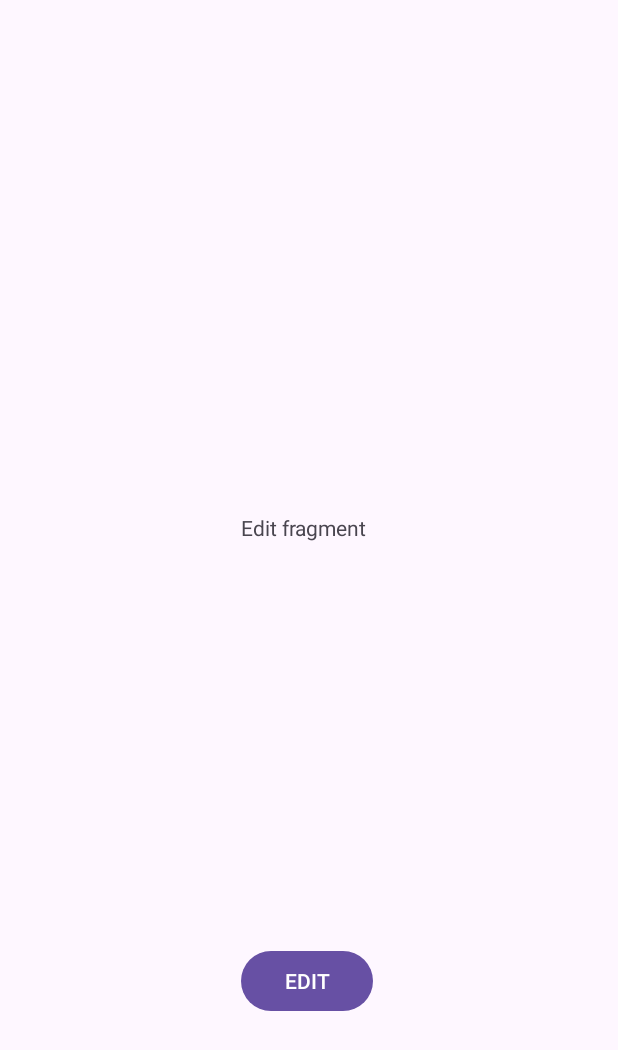
After one commit to cirosilvano/YouToDo, an Android app: the EditFragment screen opened through its navigation route, on a phone screen of 412 x 824 dp. The commit adds this screen. Shown: the top 1050 px of the screen. Run offline under Robolectric (Android 15) with nearby library versions, the phone set to English and light mode, and no system bars.

Commit message:
Creazione di : - ActivityMain.kt(contenitore dei fragment) - AddFragment.kt - EditFragment.kt - MainFragment.kt Impostazione della navigazione fra i Fragments utilizzando la navigazione dichiarativa.
(Le text view poi andranno tolte)

```diff
--- a/app/build.gradle
+++ b/app/build.gradle
@@ -1,6 +1,7 @@
 plugins {
     id 'com.android.application'
     id 'org.jetbrains.kotlin.android'
+    id 'androidx.navigation.safeargs.kotlin'
 }
 
 android {
@@ -40,8 +41,8 @@ dependencies {
     implementation 'androidx.appcompat:appcompat:1.3.0'
     implementation 'com.google.android.material:material:1.5.0-alpha04'
     implementation 'androidx.constraintlayout:constraintlayout:2.0.4'
-    implementation 'androidx.navigation:navigation-fragment-ktx:2.3.5'
-    implementation 'androidx.navigation:navigation-ui-ktx:2.3.5'
+    implementation "androidx.navigation:navigation-fragment-ktx:$nav_version"
+    implementation "androidx.navigation:navigation-ui-ktx:$nav_version"
     testImplementation 'junit:junit:4.13.2'
     androidTestImplementation 'androidx.test.ext:junit:1.1.3'
     androidTestImplementation 'androidx.test.espresso:espresso-core:3.4.0'
--- a/app/src/main/AndroidManifest.xml
+++ b/app/src/main/AndroidManifest.xml
@@ -8,7 +8,7 @@
         android:dataExtractionRules="@xml/data_extraction_rules"
         android:fullBackupContent="@xml/backup_rules"
         android:icon="@mipmap/ic_launcher"
-        android:label="@string/app_name"
+        android:label="@string/title"
         android:roundIcon="@mipmap/ic_launcher_round"
         android:supportsRtl="true"
         android:theme="@style/Theme.YouToDo"
@@ -16,7 +16,7 @@
         <activity
             android:name=".MainActivity"
             android:exported="true"
-            android:label="@string/app_name"
+            android:label="@string/title"
             android:theme="@style/Theme.YouToDo">
             <intent-filter>
                 <action android:name="android.intent.action.MAIN" />
--- /dev/null
+++ b/app/src/main/java/com/icloud/ciro/silvano/youtodo/EditFragment.kt
@@ -0,0 +1,31 @@
+package com.icloud.ciro.silvano.youtodo
+
+import android.os.Bundle
+import androidx.fragment.app.Fragment
+import android.view.LayoutInflater
+import android.view.View
+import android.view.ViewGroup
+import android.widget.Button
+import androidx.navigation.findNavController
+import com.google.android.material.floatingactionbutton.FloatingActionButton
+
+class EditFragment : Fragment() {
+
+    override fun onCreate(savedInstanceState: Bundle?) {
+        super.onCreate(savedInstanceState)
+
+    }
+
+   override fun onCreateView(inflater: LayoutInflater, container: ViewGroup?, savedInstanceState: Bundle?): View? {
+       val view=inflater.inflate(R.layout.fragment_edit, container, false)
+       val btnEdit=view.findViewById<Button>(R.id.btn_edit)
+
+       btnEdit.setOnClickListener {
+           val action=EditFragmentDirections.actionEditFragmentToMainFragment()
+           view.findNavController().navigate(action)
+       }
+       return view
+    }
+
+
+}
--- /dev/null
+++ b/app/src/main/java/com/icloud/ciro/silvano/youtodo/MainFragment.kt
@@ -0,0 +1,34 @@
+package com.icloud.ciro.silvano.youtodo
+
+import android.os.Bundle
+import androidx.fragment.app.Fragment
+import android.view.LayoutInflater
+import android.view.View
+import android.view.ViewGroup
+import androidx.navigation.findNavController
+import com.google.android.material.floatingactionbutton.FloatingActionButton
+
+
+class MainFragment : Fragment() {
+
+
+    override fun onCreate(savedInstanceState: Bundle?) {
+        super.onCreate(savedInstanceState)
+
+    }
+
+  override fun onCreateView(inflater: LayoutInflater, container: ViewGroup?, savedInstanceState: Bundle? ): View? {
+        // Inflate the layout for this fragment
+        val view=inflater.inflate(R.layout.fragment_main, container, false)
+        val fabMain=view.findViewById<FloatingActionButton>(R.id.fabMain)
+
+        /*Evento click del floatingActionButton*/
+        fabMain.setOnClickListener {
+            val action=MainFragmentDirections.actionMainFragmentToAddFragment()
+                view.findNavController().navigate(action)
+        }
+        return view
+    }
+
+
+}
--- a/app/src/main/res/layout/activity_main.xml
+++ b/app/src/main/res/layout/activity_main.xml
@@ -1,25 +1,11 @@
 <?xml version="1.0" encoding="utf-8"?>
-<androidx.constraintlayout.widget.ConstraintLayout
-    xmlns:android="http://schemas.android.com/apk/res/android"
-    xmlns:app="http://schemas.android.com/apk/res-auto"
-    xmlns:tools="http://schemas.android.com/tools"
-    android:layout_width="match_parent"
-    android:layout_height="match_parent"
-    android:fitsSystemWindows="true"
-    tools:context=".MainActivity">
-
-
-    <com.google.android.material.appbar.MaterialToolbar
-        android:id="@+id/materialToolbar3"
-        android:layout_width="409dp"
-        android:layout_height="wrap_content"
-        android:background="?attr/colorPrimary"
-        android:minHeight="?attr/actionBarSize"
-        android:theme="?attr/actionBarTheme"
-        app:title="@string/title"
-        app:layout_constraintBottom_toBottomOf="parent"
-        app:layout_constraintStart_toStartOf="parent"
-        app:layout_constraintTop_toTopOf="parent"
-        app:layout_constraintVertical_bias="0.0"
-        />
-</androidx.constraintlayout.widget.ConstraintLayout>
+<androidx.fragment.app.FragmentContainerView
+        xmlns:android="http://schemas.android.com/apk/res/android"
+        xmlns:app="http://schemas.android.com/apk/res-auto"
+        xmlns:tools="http://schemas.android.com/tools"
+        android:id="@+id/fragmentContainerView"
+        android:name="androidx.navigation.fragment.NavHostFragment"
+        android:layout_width="match_parent"
+        android:layout_height="match_parent"
+        app:navGraph="@navigation/nav_graph"
+        app:defaultNavHost="true" />
--- /dev/null
+++ b/app/src/main/res/layout/fragment_edit.xml
@@ -0,0 +1,33 @@
+<?xml version="1.0" encoding="utf-8"?>
+<androidx.constraintlayout.widget.ConstraintLayout xmlns:android="http://schemas.android.com/apk/res/android"
+    xmlns:app="http://schemas.android.com/apk/res-auto"
+    xmlns:tools="http://schemas.android.com/tools"
+    android:layout_width="match_parent"
+    android:layout_height="match_parent"
+    tools:context=".EditFragment">
+
+    <TextView
+        android:id="@+id/txt_edit"
+        android:layout_width="wrap_content"
+        android:layout_height="wrap_content"
+        android:text="Edit fragment"
+        app:layout_constraintBottom_toBottomOf="parent"
+        app:layout_constraintEnd_toEndOf="parent"
+        app:layout_constraintHorizontal_bias="0.49"
+        app:layout_constraintStart_toStartOf="parent"
+        app:layout_constraintTop_toTopOf="parent"
+        app:layout_constraintVertical_bias="0.425" />
+
+    <Button
+        android:id="@+id/btn_edit"
+        android:layout_width="wrap_content"
+        android:layout_height="wrap_content"
+        android:layout_marginTop="188dp"
+        android:text="EDIT"
+        app:layout_constraintBottom_toBottomOf="parent"
+        app:layout_constraintEnd_toEndOf="parent"
+        app:layout_constraintHorizontal_bias="0.495"
+        app:layout_constraintStart_toStartOf="parent"
+        app:layout_constraintTop_toBottomOf="@+id/txt_edit"
+        app:layout_constraintVertical_bias="0.356" />
+</androidx.constraintlayout.widget.ConstraintLayout>
--- a/app/src/main/res/navigation/nav_graph.xml
+++ b/app/src/main/res/navigation/nav_graph.xml
@@ -3,26 +3,35 @@
     xmlns:app="http://schemas.android.com/apk/res-auto"
     xmlns:tools="http://schemas.android.com/tools"
     android:id="@+id/nav_graph"
-    app:startDestination="@id/FirstFragment">
+    app:startDestination="@id/mainFragment">
 
     <fragment
-        android:id="@+id/FirstFragment"
-        android:name="com.icloud.ciro.silvano.youtodo.FirstFragment"
-        android:label="@string/first_fragment_label"
-        tools:layout="@layout/fragment_first">
+        android:id="@+id/mainFragment"
+        android:name="com.icloud.ciro.silvano.youtodo.MainFragment"
+        android:label="fragment_main"
+        tools:layout="@layout/fragment_main" >
+        <action
+            android:id="@+id/action_mainFragment_to_addFragment"
+            app:destination="@id/addFragment" />
+    </fragment>
 
+    <fragment
+        android:id="@+id/addFragment"
+        android:name="com.icloud.ciro.silvano.youtodo.AddFragment"
+        android:label="fragment_add"
+        tools:layout="@layout/fragment_add" >
         <action
-            android:id="@+id/action_FirstFragment_to_SecondFragment"
-            app:destination="@id/SecondFragment" />
+            android:id="@+id/action_addFragment_to_mainFragment"
+            app:destination="@id/mainFragment" />
     </fragment>
     <fragment
-        android:id="@+id/SecondFragment"
-        android:name="com.icloud.ciro.silvano.youtodo.SecondFragment"
-        android:label="@string/second_fragment_label"
-        tools:layout="@layout/fragment_second">
+        android:id="@+id/editFragment"
+        android:name="com.icloud.ciro.silvano.youtodo.EditFragment"
+        android:label="fragment_edit"
+        tools:layout="@layout/fragment_edit" >
+        <action
+            android:id="@+id/action_editFragment_to_mainFragment"
+            app:destination="@id/mainFragment" />
+    </fragment>
 
-        <action
-            android:id="@+id/action_SecondFragment_to_FirstFragment"
-            app:destination="@id/FirstFragment" />
-    </fragment>
 </navigation>
--- a/app/src/main/res/values/strings.xml
+++ b/app/src/main/res/values/strings.xml
@@ -6,6 +6,8 @@
     <string name="second_fragment_label">Second Fragment</string>
     <string name="next">Next</string>
     <string name="previous">Previous</string>
+    <!-- TODO: Remove or change this placeholder text -->
+    <string name="hello_blank_fragment">Hello blank fragment</string>
 
 
 </resources>
```
Also changed, not shown: app/src/main/java/com/icloud/ciro/silvano/youtodo/AddFragment.kt (added, +30 -0 lines), app/src/main/java/com/icloud/ciro/silvano/youtodo/MainActivity.kt (+3 -49 lines), app/src/main/res/layout/fragment_add.xml (added, +33 -0 lines), app/src/main/res/layout/fragment_main.xml (added, +51 -0 lines), build.gradle (+11 -0 lines).
